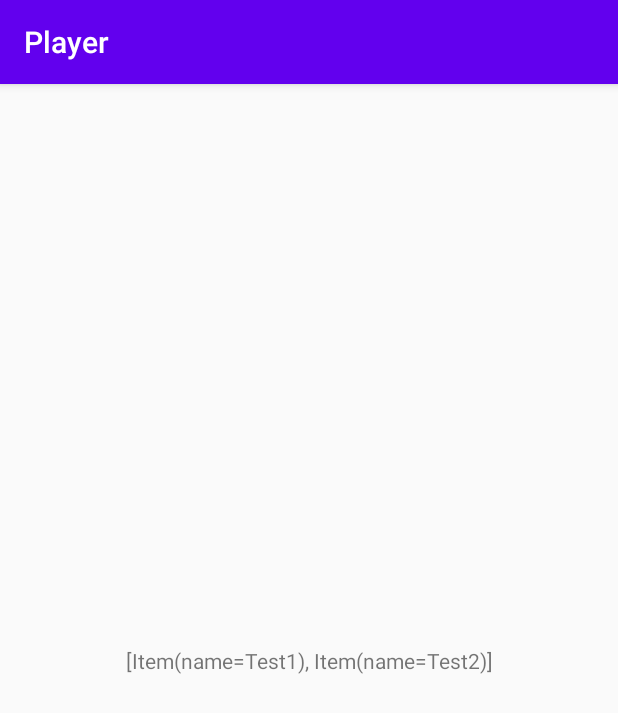
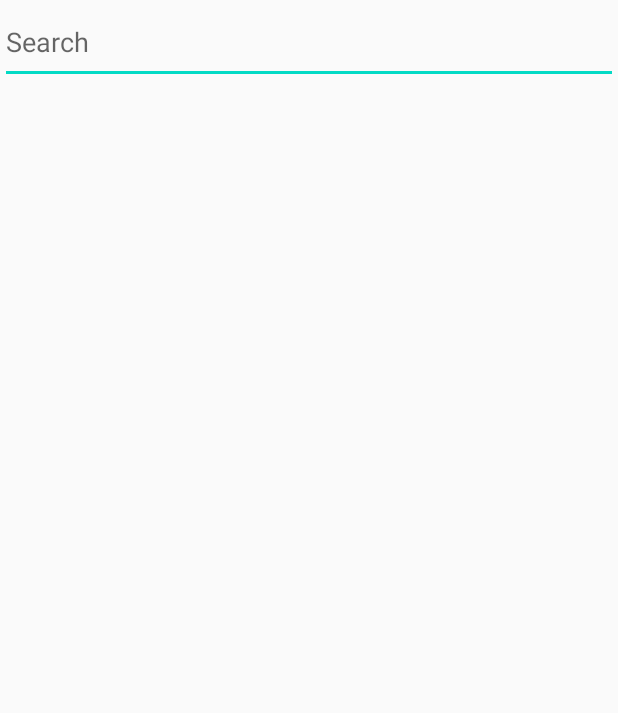
Before and after one commit to FullRange/Player, an Android app: the screen it shows after launch (MainActivity), on a phone screen of 412 x 824 dp. Shown: the top 713 px of the screen. Run offline under Robolectric (Android 15) with nearby library versions, the phone set to English and light mode, and no system bars; our stand-ins replace Dagger/Hilt's generated code, Room's generated code, data binding; 1 statement that could not run was skipped.

Commit message:
Simple GUI with two fragments, recycler view and input area

```diff
--- a/app/src/main/java/com/oke/player/ui/main/MainActivity.kt
+++ b/app/src/main/java/com/oke/player/ui/main/MainActivity.kt
@@ -5,6 +5,8 @@ import androidx.activity.viewModels
 import androidx.databinding.DataBindingUtil
 import androidx.lifecycle.ViewModel
 import androidx.lifecycle.ViewModelProvider
+import androidx.navigation.NavController
+import androidx.navigation.findNavController
 import com.oke.player.R
 import com.oke.player.databinding.ActivityMainBinding
 import dagger.android.support.DaggerAppCompatActivity
@@ -25,6 +27,8 @@ class MainActivity : DaggerAppCompatActivity() {
 
     private var binding: ActivityMainBinding? = null
 
+    private lateinit var navController: NavController
+
     override fun onCreate(savedInstanceState: Bundle?) {
         super.onCreate(savedInstanceState)
         binding = DataBindingUtil.setContentView<ActivityMainBinding>(this, R.layout.activity_main)
@@ -32,6 +36,7 @@ class MainActivity : DaggerAppCompatActivity() {
                 viewModel = this@MainActivity.mainViewModel
                 lifecycleOwner = this@MainActivity
             }
+        navController = findNavController(R.id.main_fragment)
     }
 
     override fun onDestroy() {
--- a/app/src/main/java/com/oke/player/ui/main/MainState.kt
+++ b/app/src/main/java/com/oke/player/ui/main/MainState.kt
@@ -1,6 +1,8 @@
 package com.oke.player.ui.main
+
+import com.oke.player.ui.main.list.MovieItem
 
 data class MainState(
 
-    val text: String? = "None"
+    val list: List<MovieItem>? = null
 )
--- a/app/src/main/java/com/oke/player/ui/main/MainViewModel.kt
+++ b/app/src/main/java/com/oke/player/ui/main/MainViewModel.kt
@@ -3,9 +3,6 @@ package com.oke.player.ui.main
 import androidx.lifecycle.LiveData
 import androidx.lifecycle.MutableLiveData
 import androidx.lifecycle.ViewModel
-import androidx.lifecycle.viewModelScope
-import com.oke.player.model.entity.Item
-import kotlinx.coroutines.launch
 import javax.inject.Inject
 
 class MainViewModel @Inject constructor(
@@ -17,13 +14,4 @@ class MainViewModel @Inject constructor(
     private val currentState get() = _state.value ?: MainState()
 
     val state: LiveData<MainState> get() = _state
-
-    init {
-        viewModelScope.launch {
-            repository.insertOrReplace(Item(name = "Test1"))
-            repository.insertOrReplace(Item(name = "Test2"))
-
-            _state.value = currentState.copy(text = repository.getAll().toString())
-        }
-    }
 }
--- /dev/null
+++ b/app/src/main/java/com/oke/player/ui/main/list/ListFragment.kt
@@ -0,0 +1,48 @@
+package com.oke.player.ui.main.list
+
+import android.os.Bundle
+import android.view.LayoutInflater
+import android.view.View
+import android.view.ViewGroup
+import androidx.fragment.app.Fragment
+import androidx.fragment.app.activityViewModels
+import androidx.recyclerview.widget.LinearLayoutManager
+import com.oke.player.databinding.FragmentListBinding
+import com.oke.player.ui.main.MainViewModel
+import com.oke.player.ui.main.list.widget.MovieListAdapter
+
+class ListFragment : Fragment() {
+
+    private val viewModel: MainViewModel by activityViewModels()
+
+    private var binding: FragmentListBinding? = null
+
+    override fun onCreateView(
+        inflater: LayoutInflater,
+        container: ViewGroup?,
+        savedInstanceState: Bundle?
+    ): View? {
+        binding = FragmentListBinding.inflate(inflater).apply {
+            viewModel = this@ListFragment.viewModel
+            lifecycleOwner = viewLifecycleOwner
+        }
+        return binding?.root
+    }
+
+    override fun onViewCreated(view: View, savedInstanceState: Bundle?) {
+        super.onViewCreated(view, savedInstanceState)
+        initList()
+    }
+
+    private fun initList() {
+        binding?.movieList?.apply {
+            adapter = MovieListAdapter(this@ListFragment)
+            layoutManager = LinearLayoutManager(context)
+        }
+    }
+
+    override fun onDestroy() {
+        binding = null
+        super.onDestroy()
+    }
+}
--- /dev/null
+++ b/app/src/main/java/com/oke/player/ui/main/list/MovieItem.kt
@@ -0,0 +1,3 @@
+package com.oke.player.ui.main.list
+
+data class MovieItem(val title: String)
--- /dev/null
+++ b/app/src/main/java/com/oke/player/ui/main/list/widget/MovieListAdapter.kt
@@ -0,0 +1,31 @@
+package com.oke.player.ui.main.list.widget
+
+import android.view.LayoutInflater
+import android.view.ViewGroup
+import androidx.lifecycle.LifecycleOwner
+import androidx.recyclerview.widget.DiffUtil
+import androidx.recyclerview.widget.ListAdapter
+import com.oke.player.databinding.ItemMovieBinding
+import com.oke.player.ui.main.list.MovieItem
+
+private val diffUtil = object : DiffUtil.ItemCallback<MovieItem>() {
+    override fun areItemsTheSame(oldItem: MovieItem, newItem: MovieItem) = oldItem == newItem
+    override fun areContentsTheSame(oldItem: MovieItem, newItem: MovieItem) = false
+}
+
+class MovieListAdapter(
+    private val lifecycleOwner: LifecycleOwner
+) : ListAdapter<MovieItem, ItemMovieViewHolder>(diffUtil) {
+
+    override fun onCreateViewHolder(parent: ViewGroup, viewType: Int): ItemMovieViewHolder {
+        val inflater = LayoutInflater.from(parent.context)
+        val binding = ItemMovieBinding.inflate(inflater, parent, false).apply {
+            lifecycleOwner = this@MovieListAdapter.lifecycleOwner
+        }
+
+        return ItemMovieViewHolder(binding)
+    }
+
+    override fun onBindViewHolder(holder: ItemMovieViewHolder, position: Int) = holder.bind(getItem(position))
+
+}
--- /dev/null
+++ b/app/src/main/java/com/oke/player/ui/main/list/widget/MovieListBindingAdapter.kt
@@ -0,0 +1,11 @@
+package com.oke.player.ui.main.list.widget
+
+import androidx.databinding.BindingAdapter
+import androidx.recyclerview.widget.RecyclerView
+import com.oke.player.ui.main.list.MovieItem
+
+@BindingAdapter("movieList")
+fun setMovieList(recyclerView: RecyclerView, list: List<MovieItem>?) =
+    list?.let {
+        (recyclerView.adapter as MovieListAdapter).submitList(list)
+    }
--- a/app/src/main/res/layout/activity_main.xml
+++ b/app/src/main/res/layout/activity_main.xml
@@ -16,14 +16,13 @@
         android:layout_height="match_parent"
         tools:context=".MainActivity">
 
-        <TextView
-            android:layout_width="wrap_content"
-            android:layout_height="wrap_content"
-            android:text="@{viewModel.state.text}"
-            app:layout_constraintBottom_toBottomOf="parent"
-            app:layout_constraintLeft_toLeftOf="parent"
-            app:layout_constraintRight_toRightOf="parent"
-            app:layout_constraintTop_toTopOf="parent" />
+        <fragment
+            android:id="@+id/main_fragment"
+            android:name="androidx.navigation.fragment.NavHostFragment"
+            android:layout_width="match_parent"
+            android:layout_height="match_parent"
+            app:defaultNavHost="true"
+            app:navGraph='@navigation/nav_graph' />
 
     </androidx.constraintlayout.widget.ConstraintLayout>
 
--- /dev/null
+++ b/app/src/main/res/layout/fragment_list.xml
@@ -0,0 +1,36 @@
+<?xml version="1.0" encoding="utf-8"?>
+<layout xmlns:android="http://schemas.android.com/apk/res/android"
+    xmlns:app="http://schemas.android.com/apk/res-auto">
+
+    <data>
+        <variable
+            name="viewModel"
+            type="com.oke.player.ui.main.MainViewModel" />
+    </data>
+
+    <androidx.constraintlayout.widget.ConstraintLayout
+        android:layout_width="match_parent"
+        android:layout_height="match_parent">
+
+        <AutoCompleteTextView
+            android:id="@+id/enter_search"
+            android:layout_width="match_parent"
+            android:layout_height="56dp"
+            android:completionThreshold="3"
+            android:hint="Search"
+            android:imeOptions="actionSearch|flagNoExtractUi"
+            android:inputType="text"
+            android:lines="1"
+            app:layout_constraintTop_toTopOf="parent"/>
+
+        <androidx.recyclerview.widget.RecyclerView
+            android:id="@+id/movie_list"
+            android:layout_width="match_parent"
+            android:layout_height="0dp"
+            app:movieList="@{viewModel.state.list}"
+            app:layout_constraintTop_toBottomOf="@id/enter_search"
+            app:layout_constraintBottom_toBottomOf="parent"/>
+
+    </androidx.constraintlayout.widget.ConstraintLayout>
+
+</layout>
--- /dev/null
+++ b/app/src/main/res/navigation/nav_graph.xml
@@ -0,0 +1,26 @@
+<?xml version="1.0" encoding="utf-8"?>
+<navigation xmlns:android="http://schemas.android.com/apk/res/android"
+    xmlns:app="http://schemas.android.com/apk/res-auto"
+    xmlns:tools="http://schemas.android.com/tools"
+    android:id="@+id/nav_graph"
+    app:startDestination="@id/fragment_list">
+
+    <fragment
+        android:id="@+id/fragment_list"
+        android:name="com.oke.player.ui.main.list.ListFragment"
+        tools:layout="@layout/fragment_list">
+
+        <action
+            android:id="@+id/navigate_to_player_view"
+            app:destination="@+id/fragment_player" />
+
+    </fragment>
+
+    <fragment
+        android:id="@+id/fragment_player"
+        android:name="com.oke.player.ui.main.player.PlayerFragment"
+        tools:layout="@layout/fragment_player">
+
+    </fragment>
+
+</navigation>
--- a/app/src/main/res/values/styles.xml
+++ b/app/src/main/res/values/styles.xml
@@ -1,6 +1,6 @@
 <resources>
     <!-- Base application theme. -->
-    <style name="AppTheme" parent="Theme.AppCompat.Light.DarkActionBar">
+    <style name="AppTheme" parent="Theme.AppCompat.Light.NoActionBar">
         <!-- Customize your theme here. -->
         <item name="colorPrimary">@color/colorPrimary</item>
         <item name="colorPrimaryDark">@color/colorPrimaryDark</item>
```
Also changed, not shown: app/src/main/AndroidManifest.xml (+7 -1 lines), app/src/main/java/com/oke/player/ui/main/list/widget/ItemMovieViewHolder.kt (added, +16 -0 lines), app/src/main/java/com/oke/player/ui/main/player/PlayerFragment.kt (added, +27 -0 lines), app/src/main/res/layout/fragment_player.xml (added, +18 -0 lines), app/src/main/res/layout/item_movie.xml (added, +25 -0 lines).
